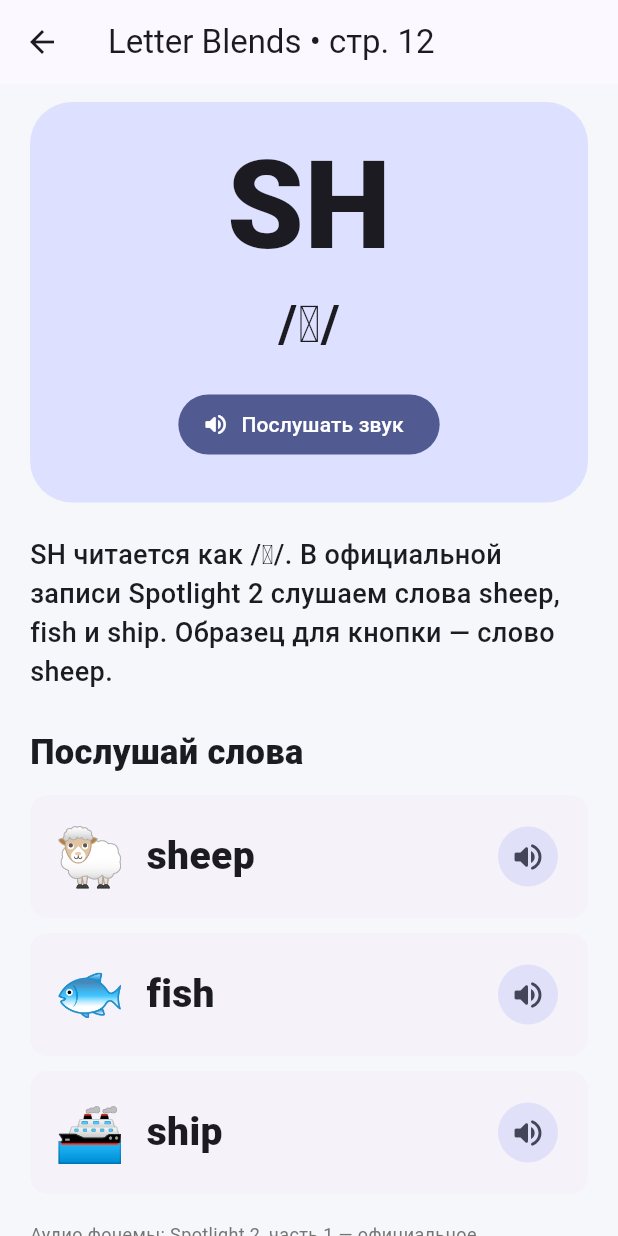
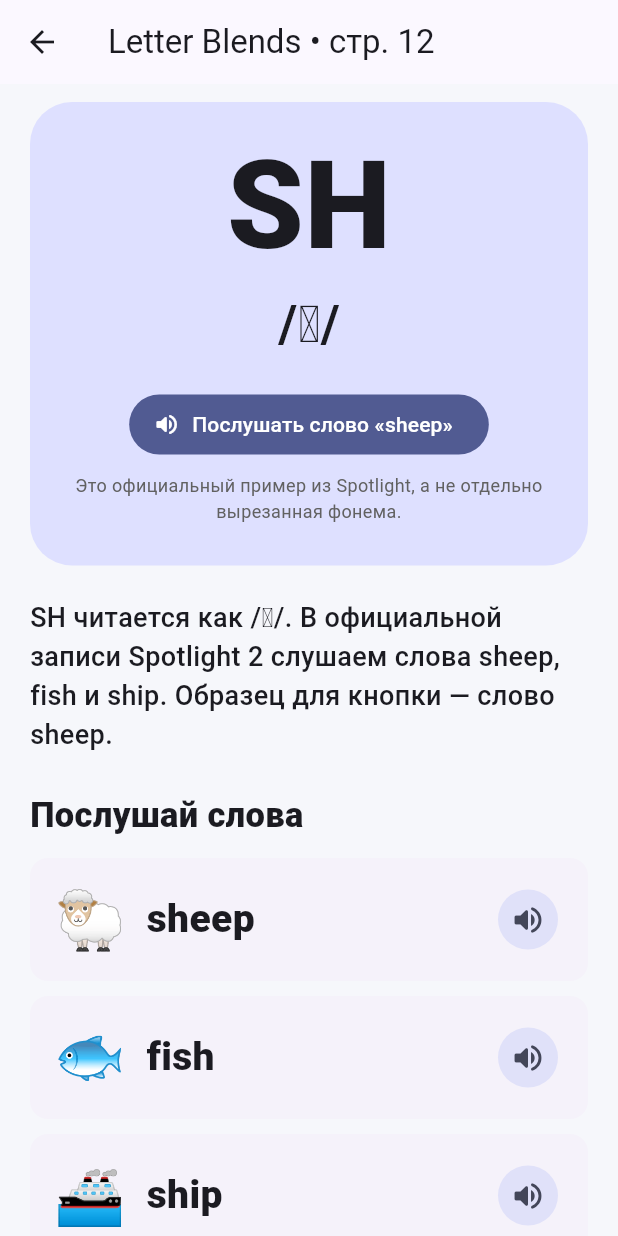
Before and after one commit to mamacita8689-hue/New_english, a Flutter app: the screen it shows after launch, after a tap on "SH", on a phone screen of 412 x 824 dp. Run offline on Flutter 3.47's test engine with Material 3 defaults, Android fonts, the phone set to English and light mode, and no system bars; our stand-ins replace audioplayers, flutter_tts.

Commit message:
Clarify Spotlight audio buttons as word samples

```diff
--- a/lib/screens/lesson_screen.dart
+++ b/lib/screens/lesson_screen.dart
@@ -29,7 +29,7 @@ class _LessonScreenState extends State<LessonScreen> {
     }
   }
 
-  Future<void> _playPhoneme() async {
+  Future<void> _playSample() async {
     if (_playing) return;
 
     final asset = widget.lesson.phonemeAudioAsset;
@@ -37,7 +37,7 @@ class _LessonScreenState extends State<LessonScreen> {
 
     if (asset == null && url == null) {
       ScaffoldMessenger.of(context).showSnackBar(
-        const SnackBar(content: Text('Аудиозапись этого звука пока не добавлена.')),
+        const SnackBar(content: Text('Аудиообразец пока не добавлен.')),
       );
       return;
     }
@@ -53,7 +53,7 @@ class _LessonScreenState extends State<LessonScreen> {
       if (mounted) {
         ScaffoldMessenger.of(context).showSnackBar(
           const SnackBar(
-            content: Text('Не удалось загрузить звук. Проверь подключение к интернету.'),
+            content: Text('Не удалось воспроизвести аудио. Проверь наличие подготовленных файлов Spotlight.'),
           ),
         );
       }
@@ -71,6 +71,7 @@ class _LessonScreenState extends State<LessonScreen> {
   @override
   Widget build(BuildContext context) {
     final lesson = widget.lesson;
+    final sampleWord = lesson.examples.first.word;
 
     return Scaffold(
       appBar: AppBar(title: Text(lesson.title)),
@@ -97,9 +98,17 @@ class _LessonScreenState extends State<LessonScreen> {
                   ),
                   const SizedBox(height: 18),
                   FilledButton.icon(
-                    onPressed: _playing ? null : _playPhoneme,
+                    onPressed: _playing ? null : _playSample,
                     icon: Icon(_playing ? Icons.hourglass_top_rounded : Icons.volume_up_rounded),
-                    label: Text(_playing ? 'Загрузка...' : 'Послушать звук'),
+                    label: Text(
+                      _playing ? 'Загрузка...' : 'Послушать слово «$sampleWord»',
+                    ),
+                  ),
+                  const SizedBox(height: 8),
+                  Text(
+                    'Это официальный пример из Spotlight, а не отдельно вырезанная фонема.',
+                    textAlign: TextAlign.center,
+                    style: TextStyle(fontSize: 12, color: Colors.grey.shade700),
                   ),
                 ],
               ),
@@ -145,7 +154,7 @@ class _LessonScreenState extends State<LessonScreen> {
             if (lesson.audioCredit != null) ...[
               const SizedBox(height: 8),
               Text(
-                'Аудио фонемы: ${lesson.audioCredit}',
+                'Аудио: ${lesson.audioCredit}',
                 style: TextStyle(fontSize: 12, color: Colors.grey.shade600),
               ),
             ],
```
